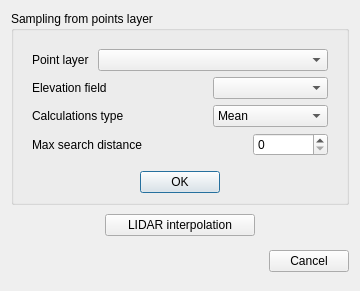
Old version of the form flo2d/ui/sampling_xyz.ui in the repository FLO-2DSoftware/qgis-flo-2d-plugin.
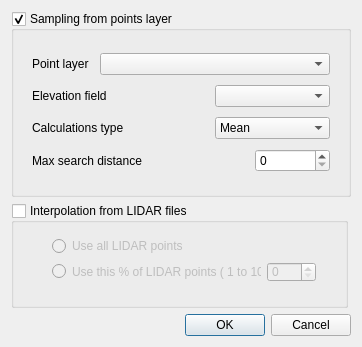
New version of the form. Custom widgets are drawn as their Qt base class.

Commit message: Select points layer or LIDAR files

The edit to the form file:
```diff
--- a/flo2d/ui/sampling_xyz.ui
+++ b/flo2d/ui/sampling_xyz.ui
@@ -6,19 +6,22 @@
    <rect>
     <x>0</x>
     <y>0</y>
-    <width>360</width>
-    <height>291</height>
+    <width>362</width>
+    <height>347</height>
    </rect>
   </property>
   <property name="windowTitle">
    <string>Elevation Points Sampling</string>
   </property>
-  <layout class="QGridLayout" name="gridLayout_6">
+  <layout class="QGridLayout" name="gridLayout_5">
    <item row="0" column="0" colspan="2">
-    <widget class="QGroupBox" name="groupBox">
+    <widget class="QGroupBox" name="points_layer_grp">
      <property name="title">
       <string>Sampling from points layer</string>
      </property>
+     <property name="checkable">
+      <bool>true</bool>
+     </property>
      <layout class="QGridLayout" name="gridLayout_3">
       <item row="0" column="0">
        <widget class="QFrame" name="allGridElemsFrame">
@@ -224,128 +227,98 @@
         </layout>
        </widget>
       </item>
-      <item row="1" column="0">
-       <layout class="QGridLayout" name="gridLayout">
-        <item row="0" column="0">
-         <spacer name="horizontalSpacer_2">
-          <property name="orientation">
-           <enum>Qt::Horizontal</enum>
-          </property>
-          <property name="sizeHint" stdset="0">
-           <size>
-            <width>118</width>
-            <height>20</height>
-           </size>
-          </property>
-         </spacer>
-        </item>
-        <item row="0" column="1">
-         <widget class="QDialogButtonBox" name="buttonBox">
-          <property name="orientation">
-           <enum>Qt::Horizontal</enum>
-          </property>
-          <property name="standardButtons">
-           <set>QDialogButtonBox::Ok</set>
-          </property>
-         </widget>
-        </item>
-        <item row="0" column="2">
-         <spacer name="horizontalSpacer_7">
-          <property name="orientation">
-           <enum>Qt::Horizontal</enum>
-          </property>
-          <property name="sizeHint" stdset="0">
-           <size>
-            <width>118</width>
-            <height>20</height>
-           </size>
-          </property>
-         </spacer>
-        </item>
-       </layout>
-      </item>
      </layout>
     </widget>
    </item>
-   <item row="1" column="0">
-    <spacer name="verticalSpacer_2">
-     <property name="orientation">
-      <enum>Qt::Vertical</enum>
+   <item row="1" column="0" colspan="2">
+    <widget class="QGroupBox" name="lidar_grp">
+     <property name="enabled">
+      <bool>true</bool>
      </property>
-     <property name="sizeHint" stdset="0">
+     <property name="sizePolicy">
+      <sizepolicy hsizetype="Fixed" vsizetype="Fixed">
+       <horstretch>0</horstretch>
+       <verstretch>0</verstretch>
+      </sizepolicy>
+     </property>
+     <property name="minimumSize">
       <size>
-       <width>20</width>
-       <height>6</height>
+       <width>337</width>
+       <height>105</height>
       </size>
      </property>
-    </spacer>
-   </item>
-   <item row="2" column="0" colspan="2">
-    <layout class="QGridLayout" name="gridLayout_5">
-     <item row="0" column="0">
-      <spacer name="horizontalSpacer_5">
-       <property name="orientation">
-        <enum>Qt::Horizontal</enum>
-       </property>
-       <property name="sizeHint" stdset="0">
-        <size>
-         <width>86</width>
-         <height>20</height>
-        </size>
-       </property>
-      </spacer>
-     </item>
-     <item row="0" column="1">
-      <widget class="QPushButton" name="lidar_interpolation_btn">
-       <property name="sizePolicy">
-        <sizepolicy hsizetype="Fixed" vsizetype="Fixed">
-         <horstretch>0</horstretch>
-         <verstretch>0</verstretch>
-        </sizepolicy>
-       </property>
-       <property name="minimumSize">
-        <size>
-         <width>150</width>
-         <height>0</height>
-        </size>
-       </property>
-       <property name="text">
-        <string>LIDAR interpolation</string>
-       </property>
-      </widget>
-     </item>
-     <item row="0" column="2">
-      <spacer name="horizontalSpacer_6">
-       <property name="orientation">
-        <enum>Qt::Horizontal</enum>
-       </property>
-       <property name="sizeHint" stdset="0">
-        <size>
-         <width>86</width>
-         <height>22</height>
-        </size>
-       </property>
-      </spacer>
-     </item>
-    </layout>
-   </item>
-   <item row="3" column="0">
-    <spacer name="verticalSpacer">
-     <property name="orientation">
-      <enum>Qt::Vertical</enum>
-     </property>
-     <property name="sizeHint" stdset="0">
+     <property name="maximumSize">
       <size>
-       <width>20</width>
-       <height>40</height>
+       <width>337</width>
+       <height>105</height>
       </size>
      </property>
-    </spacer>
+     <property name="title">
+      <string>Interpolation from LIDAR files</string>
+     </property>
+     <property name="checkable">
+      <bool>true</bool>
+     </property>
+     <property name="checked">
+      <bool>false</bool>
+     </property>
+     <widget class="QWidget" name="">
+      <property name="geometry">
+       <rect>
+        <x>41</x>
+        <y>33</y>
+        <width>264</width>
+        <height>45</height>
+       </rect>
+      </property>
+      <layout class="QGridLayout" name="gridLayout">
+       <item row="0" column="0">
+        <widget class="QRadioButton" name="use_all_radio">
+         <property name="text">
+          <string>Use all LIDAR points</string>
+         </property>
+        </widget>
+       </item>
+       <item row="1" column="0">
+        <widget class="QRadioButton" name="use_porcentage_radio">
+         <property name="text">
+          <string>Use this % of LIDAR points ( 1 to 100)</string>
+         </property>
+        </widget>
+       </item>
+       <item row="1" column="1">
+        <widget class="QSpinBox" name="spinBox">
+         <property name="sizePolicy">
+          <sizepolicy hsizetype="Fixed" vsizetype="Fixed">
+           <horstretch>0</horstretch>
+           <verstretch>0</verstretch>
+          </sizepolicy>
+         </property>
+         <property name="minimumSize">
+          <size>
+           <width>49</width>
+           <height>20</height>
+          </size>
+         </property>
+         <property name="maximumSize">
+          <size>
+           <width>49</width>
+           <height>20</height>
+          </size>
+         </property>
+        </widget>
+       </item>
+      </layout>
+     </widget>
+    </widget>
    </item>
-   <item row="3" column="1">
-    <widget class="QDialogButtonBox" name="buttonBox_2">
+   <item row="2" column="1">
+    <widget class="QDialogButtonBox" name="buttonBox">
+     <property name="orientation">
+      <enum>Qt::Horizontal</enum>
+     </property>
      <property name="standardButtons">
-      <set>QDialogButtonBox::Cancel</set>
+      <set>QDialogButtonBox::Cancel|QDialogButtonBox::Ok</set>
      </property>
     </widget>
    </item>
```
Left out of the diff: 44 changed lines with no effect on the pictures. The commit also changes 5 other files.
